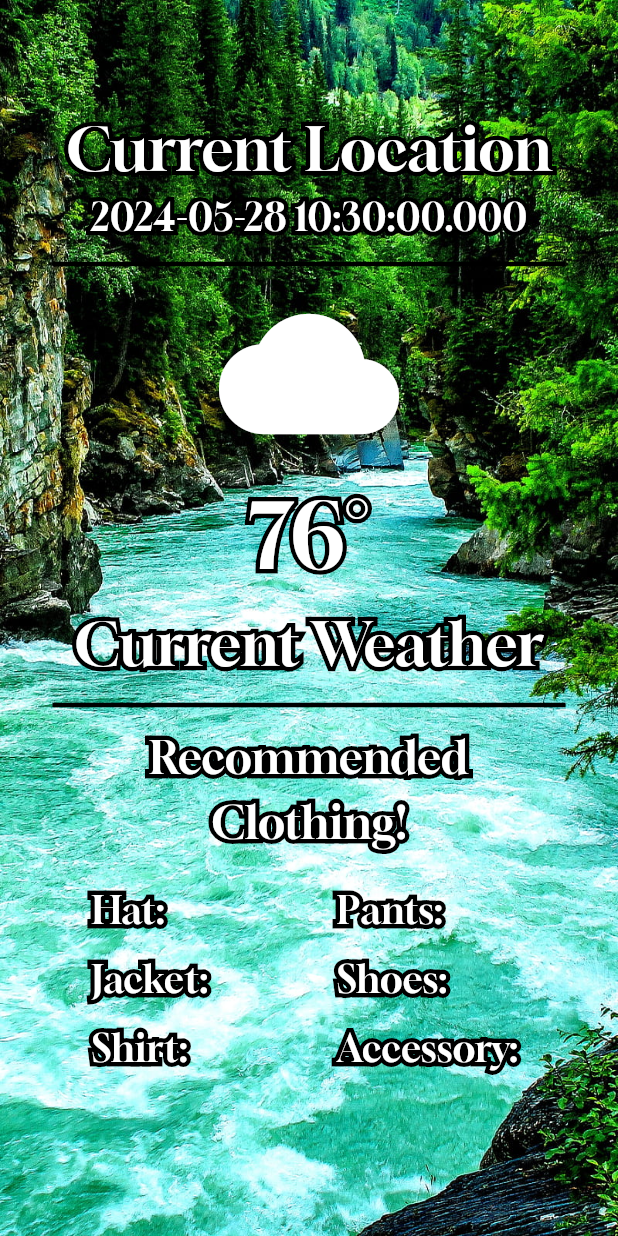
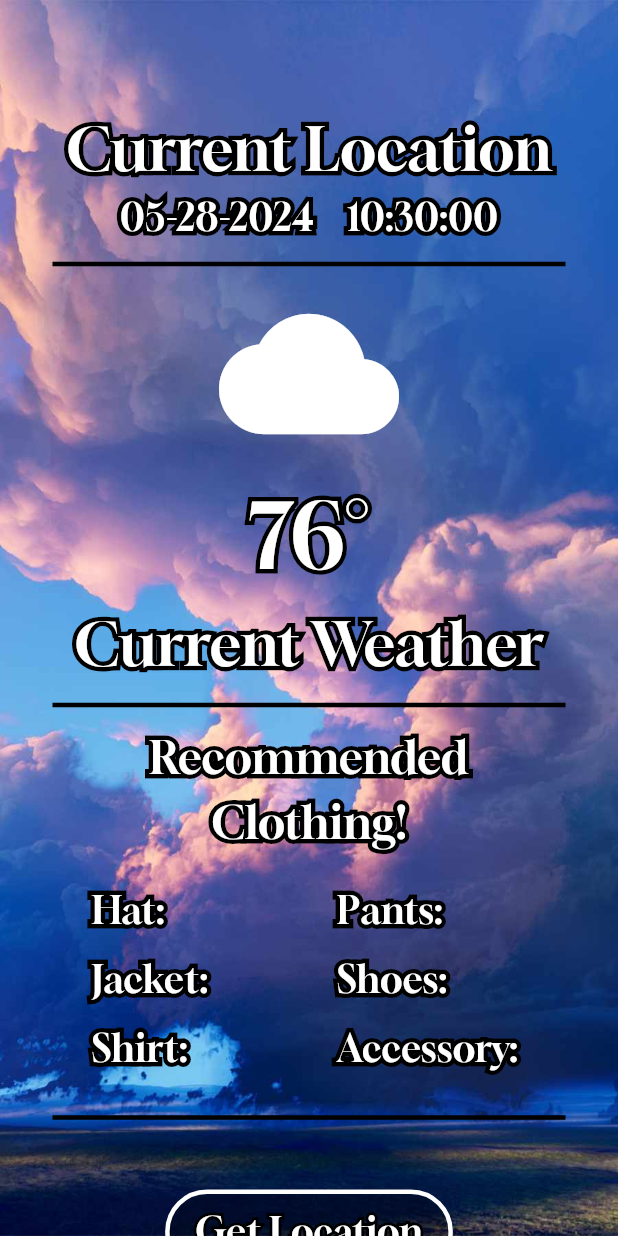
Before and after one commit to xp-squared/Weather-Wardrobe-App, a Flutter app: the first screen one second after launch, on a phone screen of 412 x 824 dp. Run offline on Flutter 3.47's test engine with Material 3 defaults, Android fonts, the phone set to English and light mode, and no system bars.

Commit message:
Implemented button, and current date/time We can get the users time correctly and also the date, now I am working on developing the get location button that when pressed will show the persons current location, temperature of that location, and the current weather.

```diff
--- a/lib/main.dart
+++ b/lib/main.dart
@@ -11,7 +11,6 @@
 extends (inheritance) : used to create a class that inherits properties and behaviors from another class,
 reffered to as superclass. When a class textends another class, it gains access to all the variable, methods,
 constructors defined in the super class
-
 
 **************************************************************************************************************
 Notations:
@@ -56,9 +55,23 @@
 positioning, and sizing widgets. These are widgets that can contain multiple child widgets.
  The row is the widget that can display various child widgets in a horizontal manner.
  The column displays child widgets in a vertical manner
-************************************************************************************************************ */
+************************************************************************************************************
+Implementation Notes:
+
+- Button to update location: easier to implement and more efficient for battery life
+- Automatically updating the update without a button: Uses more battery and is harder to make
+
+- Add error handling
+- Loading Indicators as location is getting grabbed?
+
+*************************************************************************************************************
+*/
+
+
 
 import 'package:flutter/material.dart';
+import 'package:intl/intl.dart';
+import 'dart:async';
 
 
 void main() => runApp(MaterialApp(
@@ -72,12 +85,30 @@
 }
 
 class _MyHomePageState extends State<MyHomePage> {
-
-
-
+  String _dateTime = ' ';
 
  // extending staeless widget class in flutter
   @override
+//DateFormat('MM-dd-yyyy    KK:mm:ss').format(DateTime.now()),
+
+  void initState() {
+    super.initState();
+    _dateTime = getCurrentDateTime(); // Set initial date and time
+    Timer.periodic(Duration(seconds: 1), (Timer t) => _updateDateTime()); // Update every second
+  }
+
+  void _updateDateTime() {
+    setState(() {
+      _dateTime = getCurrentDateTime();
+    });
+  }
+
+  // Method to get the current date and time
+  String getCurrentDateTime() {
+    final now = DateTime.now();
+    return DateFormat('MM-dd-yyyy    KK:mm:ss').format(now);
+  }
+
   Widget build(BuildContext context) { // this build function builds up the widget tree
     return Material (
       type: MaterialType.transparency,
@@ -88,7 +119,7 @@
           Container(
           decoration:  BoxDecoration(
             image:  DecorationImage(
-              image:  AssetImage('assets/Background2.jpg'),
+              image:  AssetImage('assets/Background3.png'),
               fit: BoxFit.fill,
             ),
             ),
@@ -108,6 +139,7 @@
                       children: <Widget> [
                     // this text is the border
                       Text(
+                        // ADD CONSTRAINTS, LOCATION NAMES MAY BE LONGER !!!
                         'Current Location',
                         style: TextStyle(
                           fontFamily: 'Gloock',
@@ -142,7 +174,7 @@
                     // this text is the border
                      Text(
                       //'Date and Time',
-                      DateTime.now().toString(),
+                      _dateTime,
                       style: TextStyle(
                         fontFamily: 'Gloock',
                         fontSize: 25,
@@ -155,7 +187,7 @@
                     // this is the inside text
                     Text(
                       //'Date and Time',
-                      DateTime.now().toString(),
+                      _dateTime,
                       style: TextStyle(
                         fontFamily: 'Gloock',
                         fontSize: 25,
@@ -481,10 +513,50 @@
                       ]
                       ),
                   ]
-                )
-
-
-
+                ),
+                const SizedBox(height: 20),
+                const  Divider(
+                  color: Colors.black,
+                  thickness: 3,
+                  indent: 35,
+                  endIndent: 35,
+                ),
+                const SizedBox(height: 40),
+                ElevatedButton(
+                    style: ElevatedButton.styleFrom(
+                      side: BorderSide(width: 3.0, color: Colors.white),
+                      padding: EdgeInsets.symmetric(horizontal: 20, vertical: 10),
+                      backgroundColor: Colors.transparent,
+                    ),
+                    onPressed: () {
+                      // Functionality to get location will be added here later
+                    },
+                    child: Stack(
+                      children: <Widget>[
+                        // this text is the border
+                        Text(
+                          'Get Location',
+                          style: TextStyle(
+                            fontFamily: 'Gloock',
+                            fontSize: 25,
+                            foreground: Paint()
+                              ..style = PaintingStyle.stroke
+                              ..strokeWidth = 4
+                              ..color = Colors.black,
+                          ),
+                        ),
+                        // this is the inside text
+                        Text(
+                          'Get Location',
+                          style: TextStyle(
+                            fontFamily: 'Gloock',
+                            fontSize: 25,
+                            color: Colors.white,
+                          ),
+                        ),
+                      ],
+                    ),
+                  ),
                 // this is where we are still inside of our column
               ]
             ),
--- a/pubspec.yaml
+++ b/pubspec.yaml
@@ -31,12 +31,12 @@ dependencies:
   flutter:
     sdk: flutter
 
-
   # The following adds the Cupertino Icons font to your application.
   # Use with the CupertinoIcons class for iOS style icons.
   cupertino_icons: ^1.0.6
   geolocator: ^12.0.0
   geocoding: ^3.0.0
+  intl: ^0.19.0
 
 dev_dependencies:
   flutter_test:
```
Also changed, not shown: pubspec.lock.
